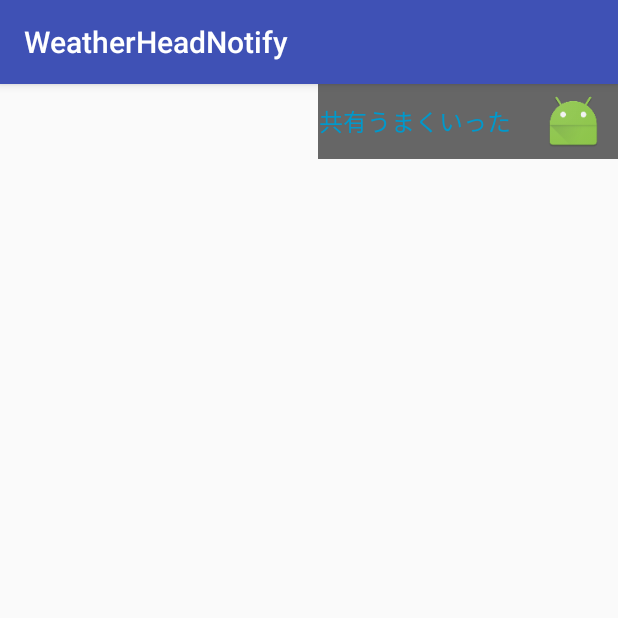
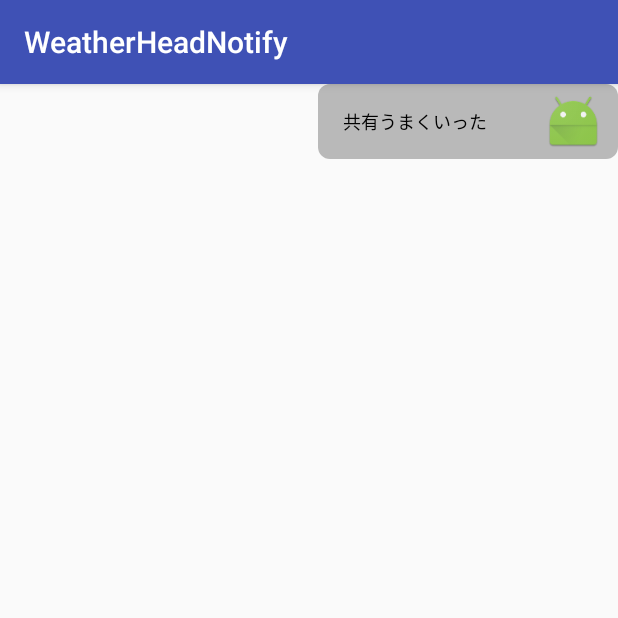
Before and after one commit to takuaki/chathead-notify, an Android app: the first screen one second after launch (MainActivity), on a phone screen of 412 x 824 dp, the top half of it. Run offline under Robolectric (Android 15) with nearby library versions, the light colour scheme and no system bars; our stand-ins replace Dagger/Hilt's generated code; libraries missing offline, so code that uses them is left out: android.support.test; 1 statement that could not run was skipped.

Commit message:
layout changed : rectanguler with round corner set BGM when show chathead

```diff
--- a/app/src/main/java/weatherheadnotify/tmori/com/chathead/ChatHead.java
+++ b/app/src/main/java/weatherheadnotify/tmori/com/chathead/ChatHead.java
@@ -4,12 +4,14 @@ import android.app.Activity;
 import android.content.Context;
 import android.content.Intent;
 import android.content.pm.PackageManager;
+import android.media.MediaPlayer;
 import android.os.Handler;
 import android.os.Looper;
 import android.os.Message;
 import android.support.annotation.IntDef;
 import android.support.annotation.NonNull;
 import android.support.annotation.Nullable;
+import android.support.annotation.RawRes;
 import android.support.design.widget.CoordinatorLayout;
 import android.support.v4.view.ViewCompat;
 import android.support.v4.view.ViewPropertyAnimatorListener;
@@ -18,7 +20,7 @@ import android.view.LayoutInflater;
 import android.view.View;
 import android.view.ViewGroup;
 import android.view.ViewParent;
-import android.view.animation.DecelerateInterpolator;
+import android.view.animation.AccelerateDecelerateInterpolator;
 import android.view.animation.LinearInterpolator;
 import android.widget.FrameLayout;
 
@@ -41,6 +43,10 @@ public class ChatHead implements ViewPropertyAnimatorListener, View.OnClickListe
     private static final String TAG = ChatHead.class.getSimpleName();
     private static final int MSG_SHOW = 1;
     private static final int MSG_DISMISS = 2;
+
+    private static final int SHOW_ANIMATION_DURATION = 1000;
+    private static final int DISMISS_ANIMATION_DURATION = 500;
+
 
     /**
      * duration for show chathead
@@ -85,9 +91,12 @@ public class ChatHead implements ViewPropertyAnimatorListener, View.OnClickListe
 
     private ChatHeadStateListener mHeadStateListener;
 
-    private final
+
     @Duration
-    int duration;
+    private final int duration;
+    @RawRes
+    private int mBgmId = R.raw.knock;
+    private boolean mSilent = false;
 
     private ChatHeadLayout mView;
     private ViewGroup mTargetView;
@@ -98,8 +107,8 @@ public class ChatHead implements ViewPropertyAnimatorListener, View.OnClickListe
         mTargetView = findSuitableParent(view);
         LayoutInflater inflater = LayoutInflater.from(mContext);
         mView = (ChatHeadLayout) inflater.inflate(res, mTargetView, false);
+        mView.setOnClickListener(this);
 
-        mView.setOnClickListener(this);
     }
 
     public ChatHeadLayout getLayoutView() {
@@ -126,6 +135,14 @@ public class ChatHead implements ViewPropertyAnimatorListener, View.OnClickListe
             });
         }
     }
+
+    public void setBGM(boolean silent, @RawRes int resourceId) {
+        mSilent = silent;
+        if (!silent) {
+            mBgmId = resourceId;
+        }
+    }
+
 
     public void setLaunchApplication(Context con, String packageName) {
         PackageManager pm = con.getPackageManager();
@@ -158,8 +175,16 @@ public class ChatHead implements ViewPropertyAnimatorListener, View.OnClickListe
         ViewCompat.setTranslationX(mView, mView.getWidth());
         ViewCompat.animate(mView)
                 .translationX(0f)
-                .setInterpolator(new DecelerateInterpolator())
-                .setListener(new ViewPropertyAnimationEndListener() {
+                .setInterpolator(new AccelerateDecelerateInterpolator())
+                .setListener(new ViewPropertyAnimatorListener() {
+                    @Override
+                    public void onAnimationStart(View view) {
+                        if (!mSilent) {
+                            MediaPlayer player = MediaPlayer.create(mContext,mBgmId);
+                            player.start();
+                        }
+                    }
+
                     @Override
                     public void onAnimationEnd(View view) {
                         final long durationMs;
@@ -174,8 +199,29 @@ public class ChatHead implements ViewPropertyAnimatorListener, View.OnClickListe
                         }
                         sHandler.sendMessageDelayed(Message.obtain(sHandler, MSG_DISMISS, ChatHead.this), durationMs);
                     }
+
+                    @Override
+                    public void onAnimationCancel(View view) {
+
+                    }
                 })
-                .setDuration(1000l)
+                /*.setListener(new ViewPropertyAnimationEndListener() {
+                    @Override
+                    public void onAnimationEnd(View view) {
+                        final long durationMs;
+                        if (duration > 0) {
+                            durationMs = duration;
+                        } else if (duration == DURATION_SHORT) {
+                            durationMs = LONG_REMAIN_SHORT;
+                        } else if (duration == DURATION_LONG) {
+                            durationMs = LONG_REMAIN_LONG;
+                        } else {
+                            durationMs = LONG_REMAIN_MEDIUM;
+                        }
+                        sHandler.sendMessageDelayed(Message.obtain(sHandler, MSG_DISMISS, ChatHead.this), durationMs);
+                    }
+                })*/
+                .setDuration(SHOW_ANIMATION_DURATION)
                 .start();
     }
 
@@ -187,25 +233,15 @@ public class ChatHead implements ViewPropertyAnimatorListener, View.OnClickListe
         ViewCompat.animate(mView)
                 .translationXBy(mView.getWidth())
                 .setInterpolator(new LinearInterpolator())
-                .setListener(new ViewPropertyAnimatorListener() {
-                    @Override
-                    public void onAnimationStart(View view) {
-
-                    }
-
+                .setListener(new ViewPropertyAnimationEndListener() {
                     @Override
                     public void onAnimationEnd(View view) {
                         //when end animation , remove view from mTargetView
                         mView.setVisibility(GONE);
                         mTargetView.removeView(mView);
                     }
-
-                    @Override
-                    public void onAnimationCancel(View view) {
-
-                    }
                 })
-                .setDuration(800l)
+                .setDuration(DISMISS_ANIMATION_DURATION)
                 .start();
     }
 
@@ -279,9 +315,8 @@ public class ChatHead implements ViewPropertyAnimatorListener, View.OnClickListe
     public void onAnimationCancel(View view) {
         Log.d(TAG, "onAnimationCancel");
     }
-}
 
-abstract class ViewPropertyAnimationEndListener implements ViewPropertyAnimatorListener {
+    private abstract class ViewPropertyAnimationEndListener implements ViewPropertyAnimatorListener {
         @Override
         public void onAnimationStart(View view) {
         }
@@ -292,3 +327,5 @@ abstract class ViewPropertyAnimationEndListener implements ViewPropertyAnimatorL
         public void onAnimationCancel(View view) {
         }
     }
+
+}
--- /dev/null
+++ b/app/src/main/java/weatherheadnotify/tmori/com/chathead/CustomInterpolator.java
@@ -0,0 +1,10 @@
+package weatherheadnotify.tmori.com.chathead;
+
+/**
+ * Created by mori on 11/20/16.
+ */
+
+public class CustomInterpolator {
+
+
+}
--- a/app/src/main/java/weatherheadnotify/tmori/com/chathead/MainActivity.java
+++ b/app/src/main/java/weatherheadnotify/tmori/com/chathead/MainActivity.java
@@ -24,9 +24,10 @@ public class MainActivity extends AppCompatActivity implements ChatHead.ChatHead
         mIdlingResource.setIdleState(false);
 
         ViewGroup root = (ViewGroup) findViewById(android.R.id.content);
-        ChatHead chatHead = new ChatHead(root, R.layout.chathead_layout, ChatHead.DURATION_LONG);
+        ChatHead chatHead = new ChatHead(root, R.layout.chathead_layout, ChatHead.DURATION_MEDIUM);
         chatHead.setHeadStateListener(this);
         chatHead.setLaunchActivity(this, LaunchableActivity.class);
+        chatHead.setBGM(false, R.raw.knock);
 
         chatHead.show();
 
--- /dev/null
+++ b/app/src/main/res/drawable/chathead_bg.xml
@@ -0,0 +1,8 @@
+<selector xmlns:android="http://schemas.android.com/apk/res/android">
+    <item>
+        <shape>
+            <solid android:color="@color/notification_bg"/>
+            <corners android:radius="8dp"/>
+        </shape>
+    </item>
+</selector>
--- a/app/src/main/res/layout/chathead_layout.xml
+++ b/app/src/main/res/layout/chathead_layout.xml
@@ -3,12 +3,11 @@
         xmlns:android="http://schemas.android.com/apk/res/android"
         xmlns:custom="http://schemas.android.com/apk/res-auto"
         class="weatherheadnotify.tmori.com.chathead.ChatHeadLayout"
-        android:background="#666666"
         android:id="@+id/weatherheadnotify"
         android:layout_width="200dp"
         android:layout_height="50dp"
         android:layout_gravity="top|end"
         custom:chathead_icon="@mipmap/ic_launcher"
         custom:chathead_text="@string/text_custom_notify"
-        custom:chathead_text_color="@android:color/holo_blue_dark">
+        custom:chathead_text_color="@android:color/black">
 </weatherheadnotify.tmori.com.chathead.ChatHeadLayout>
--- a/app/src/main/res/layout/chathead_layout_include.xml
+++ b/app/src/main/res/layout/chathead_layout_include.xml
@@ -1,16 +1,19 @@
 <?xml version="1.0" encoding="utf-8"?>
-<merge xmlns:android="http://schemas.android.com/apk/res/android"
+<LinearLayout xmlns:android="http://schemas.android.com/apk/res/android"
               android:id="@+id/chathead_layout_include"
               android:orientation="horizontal"
+              android:background="@drawable/chathead_bg"
               android:layout_width="200dp"
               android:layout_height="50dp"
               android:layout_gravity="end|top">
     <TextView
             android:id="@+id/chathead_text"
             android:layout_width="130dp" android:layout_height="match_parent"
+            android:padding="5dp"
+            android:layout_gravity="center"
             android:gravity="center"
             android:text="@string/text_notify"
-            android:textSize="16sp"
+            android:textSize="12sp"
             android:textColor="?android:attr/textColorHighlight"/>
     <ImageView
             android:id="@+id/chathead_icon"
@@ -20,4 +23,4 @@
             android:layout_marginEnd="10dp"
             android:src="@mipmap/ic_launcher"
             android:scaleType="centerInside"/>
-</merge>
+</LinearLayout>
--- a/app/src/main/res/values/colors.xml
+++ b/app/src/main/res/values/colors.xml
@@ -3,4 +3,6 @@
     <color name="colorPrimary">#3F51B5</color>
     <color name="colorPrimaryDark">#303F9F</color>
     <color name="colorAccent">#FF4081</color>
+
+    <color name="notification_bg">#B9B9B9</color>
 </resources>
--- a/app/src/main/res/values/strings.xml
+++ b/app/src/main/res/values/strings.xml
@@ -9,5 +9,4 @@
 
     <string name="text_custom_notify">共有うまくいった</string>
     <string name="text_another_activity">他のActivity</string>
-
 </resources>
--- a/app/src/main/res/values/weathermap_api_key.xml
+++ /dev/null
@@ -1,6 +0,0 @@
-<?xml version="1.0" encoding="utf-8"?>
-<resources>
-    <string name="weathermap_apk_key" translatable="false">
-        e9e3aa41ca4eee72af8a51845a1732f9
-    </string>
-</resources>
```
Also changed, not shown: 1 other file. Lines whose indentation alone changed are shown as unchanged.
